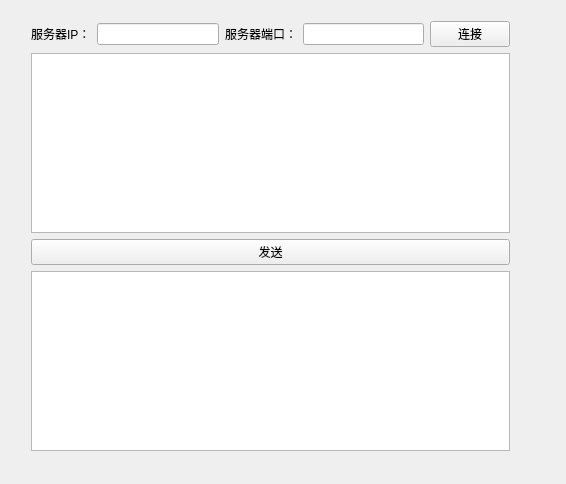
Qt form code/Pro/QT/TcpClient/widget.ui (jiangyu945/git-jiangyu) before a commit.
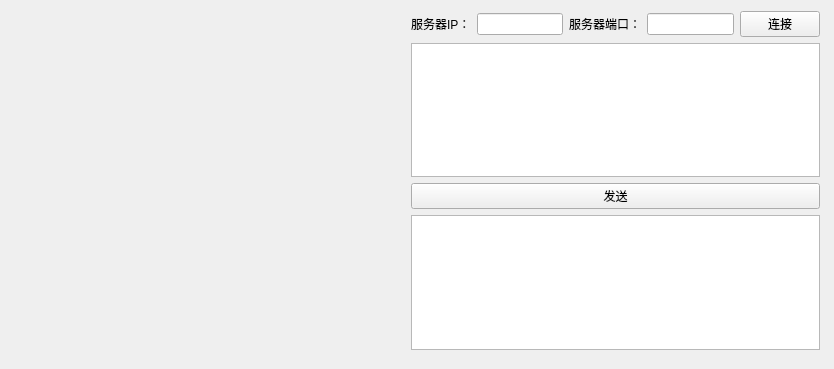
The same form after that commit.

What changed in the file:
```diff
--- a/code/Pro/QT/TcpClient/widget.ui
+++ b/code/Pro/QT/TcpClient/widget.ui
@@ -6,8 +6,8 @@
    <rect>
     <x>0</x>
     <y>0</y>
-    <width>566</width>
-    <height>484</height>
+    <width>834</width>
+    <height>369</height>
    </rect>
   </property>
   <property name="windowTitle">
@@ -16,10 +16,10 @@
   <widget class="QWidget" name="layoutWidget">
    <property name="geometry">
     <rect>
-     <x>20</x>
-     <y>10</y>
-     <width>501</width>
-     <height>452</height>
+     <x>400</x>
+     <y>0</y>
+     <width>431</width>
+     <height>361</height>
     </rect>
    </property>
    <layout class="QVBoxLayout" name="verticalLayout">
@@ -43,7 +43,11 @@
        </widget>
       </item>
       <item>
-       <widget class="QLineEdit" name="lineEdit_ServerPort"/>
+       <widget class="QLineEdit" name="lineEdit_ServerPort">
+        <property name="enabled">
+         <bool>true</bool>
+        </property>
+       </widget>
       </item>
       <item>
        <widget class="QPushButton" name="pushButton_connectToServer">
@@ -69,6 +73,19 @@
     </item>
    </layout>
   </widget>
+  <widget class="QLabel" name="label_show">
+   <property name="geometry">
+    <rect>
+     <x>9</x>
+     <y>9</y>
+     <width>381</width>
+     <height>351</height>
+    </rect>
+   </property>
+   <property name="text">
+    <string/>
+   </property>
+  </widget>
  </widget>
  <layoutdefault spacing="6" margin="11"/>
  <resources/>
```
